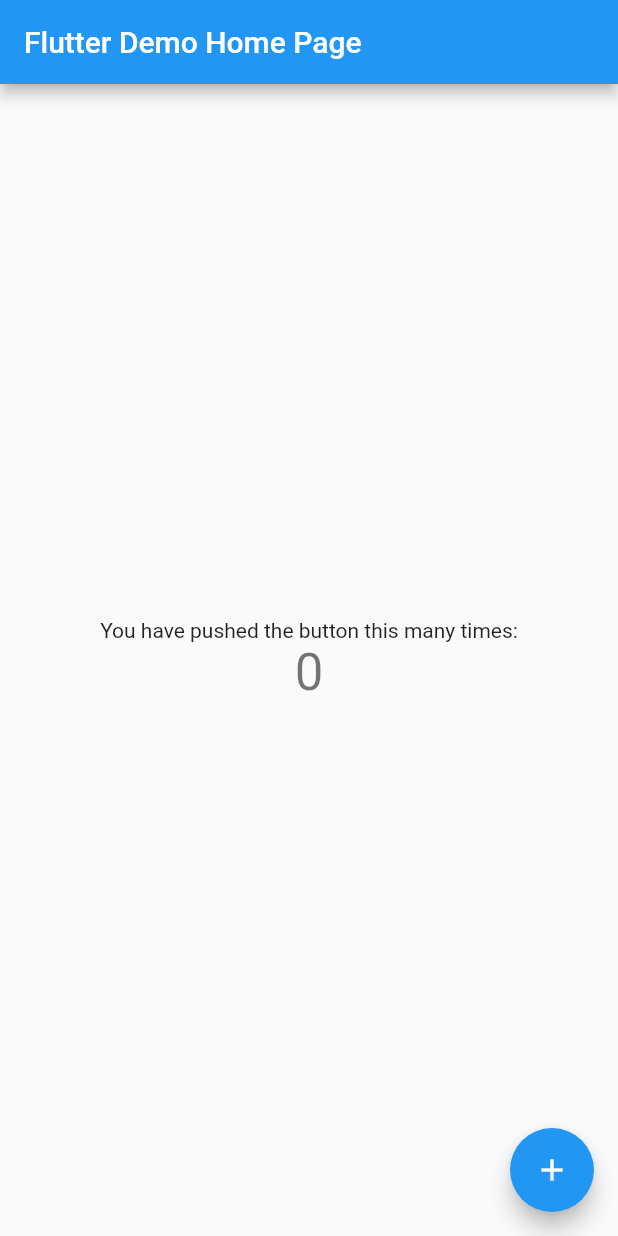
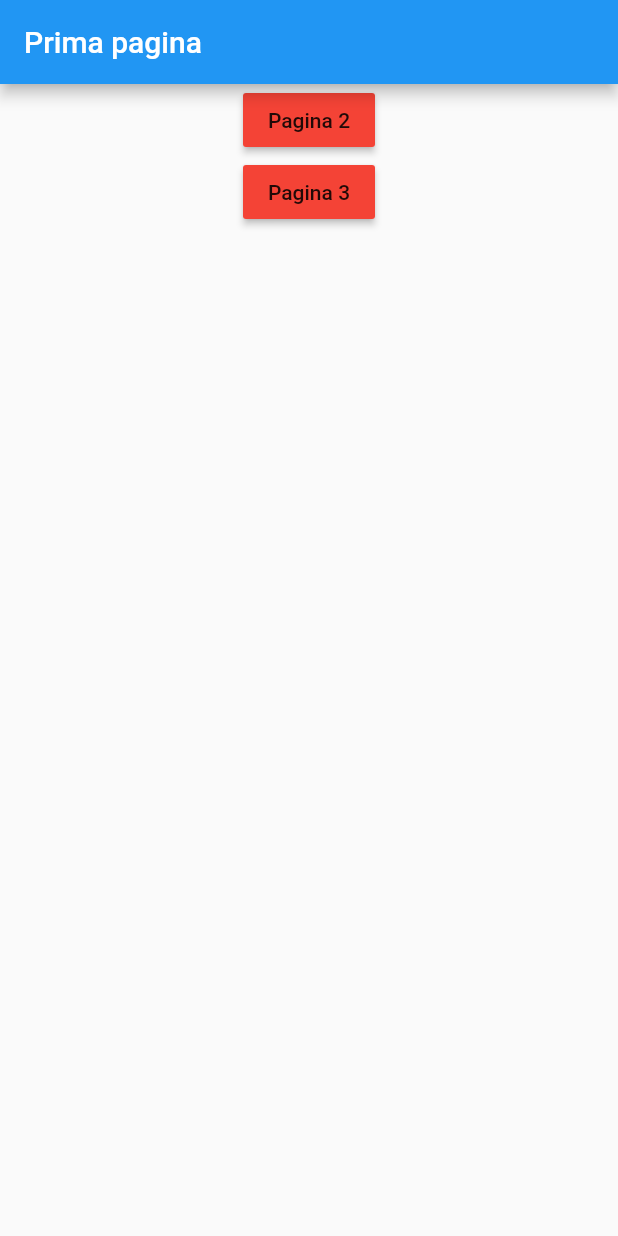
Before and after one commit to luigimicco/flutter_navigation_declarative, a Flutter app: the screen it shows after launch, on a phone screen of 412 x 824 dp. Run offline on Flutter 3.47's test engine with Material 2 defaults, Android fonts, the phone set to English and light mode, and no system bars.

```diff
--- a/lib/main.dart
+++ b/lib/main.dart
@@ -1,115 +1,144 @@
 import 'package:flutter/material.dart';
 
 void main() {
-  runApp(const MyApp());
+  runApp(const MaterialApp(
+    title: 'Test navigazione',
+    home: Main(),
+  ));
 }
 
-class MyApp extends StatelessWidget {
-  const MyApp({Key? key}) : super(key: key);
+class Main  extends StatefulWidget {
+  const Main({Key? key}) : super(key: key);
 
-  // This widget is the root of your application.
   @override
-  Widget build(BuildContext context) {
-    return MaterialApp(
-      title: 'Flutter Demo',
-      theme: ThemeData(
-        // This is the theme of your application.
-        //
-        // Try running your application with "flutter run". You'll see the
-        // application has a blue toolbar. Then, without quitting the app, try
-        // changing the primarySwatch below to Colors.green and then invoke
-        // "hot reload" (press "r" in the console where you ran "flutter run",
-        // or simply save your changes to "hot reload" in a Flutter IDE).
-        // Notice that the counter didn't reset back to zero; the application
-        // is not restarted.
-        primarySwatch: Colors.blue,
+  State<Main> createState() => _MainState();
+}
+
+class _MainState extends State<Main> {
+  String _selected="prima";
+
+  Page _buildMain(){
+    return MaterialPage(
+      child: Scaffold(
+        appBar: AppBar(
+          title: const Text('Prima pagina'),
+        ),
+        body: Center(
+          child: Column(
+            children: [
+              MaterialButton(
+                color: Colors.red,
+                child: const Text('Pagina 2'),
+                onPressed: (){
+                  setState(() {
+                    _selected="seconda";
+                  });
+                },
+              ),
+              MaterialButton(
+                color: Colors.red,
+                child: const Text('Pagina 3'),
+                onPressed: (){
+                  setState(() {
+                    _selected="terza";
+                  });
+                },
+              ),
+            ],
+          ),
+        ),
       ),
-      home: const MyHomePage(title: 'Flutter Demo Home Page'),
+      key: const ValueKey("prima")
     );
   }
-}
 
-class MyHomePage extends StatefulWidget {
-  const MyHomePage({Key? key, required this.title}) : super(key: key);
+  Page _buildSecondPage(){
+    return MaterialPage(
+      child: Scaffold(
+        appBar: AppBar(
+          title: const Text("Seconda pagina"),
+        ),
+        body: Center(
+        child: Column(
+          children: [
+            MaterialButton(
+              color: Colors.amber,
+              onPressed: (){
+                setState(() {
+                  _selected="prima";
+                  }
+                );
+              },
+              child: const Text('Pagina 1'),
+             ),
+            MaterialButton(
+              color: Colors.amber,
+              onPressed: (){
+                setState(() {
+                  _selected="terza";
+                  }
+                );
+              },
+              child: const Text('Pagina 3'),
+             ),
 
-  // This widget is the home page of your application. It is stateful, meaning
-  // that it has a State object (defined below) that contains fields that affect
-  // how it looks.
+          ],
+        ),
+        ),
+      ),
+      key: const ValueKey("seconda")
+    );
+  }
 
-  // This class is the configuration for the state. It holds the values (in this
-  // case the title) provided by the parent (in this case the App widget) and
-  // used by the build method of the State. Fields in a Widget subclass are
-  // always marked "final".
+  Page _buildThirdPage(){
+    return MaterialPage(
+      child: Scaffold(
+        appBar: AppBar(
+          title: const Text("Terza pagina"),
+        ),
+        body: Center(
+        child: Column(
+          children: [
+            MaterialButton(
+              color: Colors.pink,
+              onPressed: (){
+                setState(() {
+                  _selected="prima";
+                  }
+                );
+              },
+              child: const Text('Pagina 1'),
+             ),
+            MaterialButton(
+              color: Colors.pink,
+              onPressed: (){
+                setState(() {
+                  _selected="seconda";
+                  }
+                );
+              },
+              child: const Text('Pagina 2'),
+             ),
 
-  final String title;
-
-  @override
-  State<MyHomePage> createState() => _MyHomePageState();
-}
-
-class _MyHomePageState extends State<MyHomePage> {
-  int _counter = 0;
-
-  void _incrementCounter() {
-    setState(() {
-      // This call to setState tells the Flutter framework that something has
-      // changed in this State, which causes it to rerun the build method below
-      // so that the display can reflect the updated values. If we changed
-      // _counter without calling setState(), then the build method would not be
-      // called again, and so nothing would appear to happen.
-      _counter++;
-    });
+          ],
+        ),
+        ),
+      ),
+      key: const ValueKey("terza")
+    );
   }
 
   @override
   Widget build(BuildContext context) {
-    // This method is rerun every time setState is called, for instance as done
-    // by the _incrementCounter method above.
-    //
-    // The Flutter framework has been optimized to make rerunning build methods
-    // fast, so that you can just rebuild anything that needs updating rather
-    // than having to individually change instances of widgets.
-    return Scaffold(
-      appBar: AppBar(
-        // Here we take the value from the MyHomePage object that was created by
-        // the App.build method, and use it to set our appbar title.
-        title: Text(widget.title),
+    return MaterialApp(
+      home: Navigator(
+        onPopPage: (route, result) => route.didPop(result),
+        pages: [
+           _buildMain(),
+          if (_selected=="seconda") _buildSecondPage(),
+          if (_selected=="terza") _buildThirdPage(),
+        ],
       ),
-      body: Center(
-        // Center is a layout widget. It takes a single child and positions it
-        // in the middle of the parent.
-        child: Column(
-          // Column is also a layout widget. It takes a list of children and
-          // arranges them vertically. By default, it sizes itself to fit its
-          // children horizontally, and tries to be as tall as its parent.
-          //
-          // Invoke "debug painting" (press "p" in the console, choose the
-          // "Toggle Debug Paint" action from the Flutter Inspector in Android
-          // Studio, or the "Toggle Debug Paint" command in Visual Studio Code)
-          // to see the wireframe for each widget.
-          //
-          // Column has various properties to control how it sizes itself and
-          // how it positions its children. Here we use mainAxisAlignment to
-          // center the children vertically; the main axis here is the vertical
-          // axis because Columns are vertical (the cross axis would be
-          // horizontal).
-          mainAxisAlignment: MainAxisAlignment.center,
-          children: <Widget>[
-            const Text(
-              'You have pushed the button this many times:',
-            ),
-            Text(
-              '$_counter',
-              style: Theme.of(context).textTheme.headline4,
-            ),
-          ],
-        ),
-      ),
-      floatingActionButton: FloatingActionButton(
-        onPressed: _incrementCounter,
-        tooltip: 'Increment',
-        child: const Icon(Icons.add),
-      ), // This trailing comma makes auto-formatting nicer for build methods.
     );
   }
 }
```
